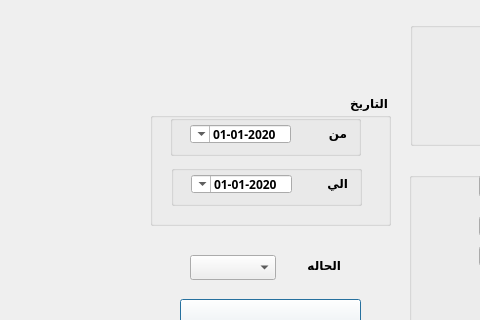
Qt form presentation/voucher_ui/editVoucher.ui (shymaa123456/HyperPOS2020) before a commit; both pictures show x 160 to 640 and y 125 to 445 of the 1100 by 717 pixel window.
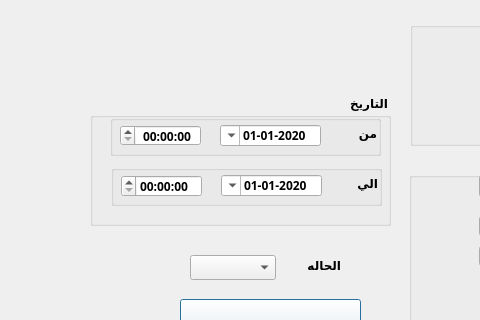
The same form after that commit.

The edit to the form file:
```diff
--- a/presentation/voucher_ui/editVoucher.ui
+++ b/presentation/voucher_ui/editVoucher.ui
@@ -668,9 +668,9 @@
   <widget class="QGroupBox" name="groupBox_4">
    <property name="geometry">
     <rect>
-     <x>310</x>
+     <x>250</x>
      <y>220</y>
-     <width>241</width>
+     <width>301</width>
      <height>131</height>
     </rect>
    </property>
@@ -692,7 +692,7 @@
      <rect>
       <x>20</x>
       <y>20</y>
-      <width>191</width>
+      <width>271</width>
       <height>41</height>
      </rect>
     </property>
@@ -709,10 +709,10 @@
     <widget class="QDateTimeEdit" name="Qdate_from">
      <property name="geometry">
       <rect>
-       <x>20</x>
+       <x>110</x>
        <y>10</y>
        <width>101</width>
-       <height>18</height>
+       <height>21</height>
       </rect>
      </property>
      <property name="font">
@@ -745,7 +745,7 @@
     <widget class="QLabel" name="desc_3">
      <property name="geometry">
       <rect>
-       <x>110</x>
+       <x>200</x>
        <y>10</y>
        <width>67</width>
        <height>17</height>
@@ -762,13 +762,32 @@
       <string>من</string>
      </property>
     </widget>
+    <widget class="QTimeEdit" name="Qtime_from">
+     <property name="geometry">
+      <rect>
+       <x>10</x>
+       <y>10</y>
+       <width>81</width>
+       <height>21</height>
+      </rect>
+     </property>
+     <property name="alignment">
+      <set>Qt::AlignCenter</set>
+     </property>
+     <property name="currentSection">
+      <enum>QDateTimeEdit::AmPmSection</enum>
+     </property>
+     <property name="displayFormat">
+      <string/>
+     </property>
+    </widget>
    </widget>
    <widget class="QGroupBox" name="groupBox_6">
     <property name="geometry">
      <rect>
       <x>21</x>
       <y>70</y>
-      <width>191</width>
+      <width>271</width>
       <height>41</height>
      </rect>
     </property>
@@ -785,10 +804,10 @@
     <widget class="QDateTimeEdit" name="Qdate_to">
      <property name="geometry">
       <rect>
-       <x>20</x>
+       <x>110</x>
        <y>10</y>
        <width>101</width>
-       <height>18</height>
+       <height>21</height>
       </rect>
      </property>
      <property name="font">
@@ -821,7 +840,7 @@
     <widget class="QLabel" name="desc_4">
      <property name="geometry">
       <rect>
-       <x>110</x>
+       <x>200</x>
        <y>10</y>
        <width>67</width>
        <height>17</height>
@@ -841,6 +860,19 @@
       <string>الي</string>
      </property>
     </widget>
+    <widget class="QTimeEdit" name="Qtime_to">
+     <property name="geometry">
+      <rect>
+       <x>10</x>
+       <y>10</y>
+       <width>81</width>
+       <height>22</height>
+      </rect>
+     </property>
+     <property name="displayFormat">
+      <string/>
+     </property>
+    </widget>
    </widget>
   </widget>
   <zorder>groupBox_3</zorder>
```
